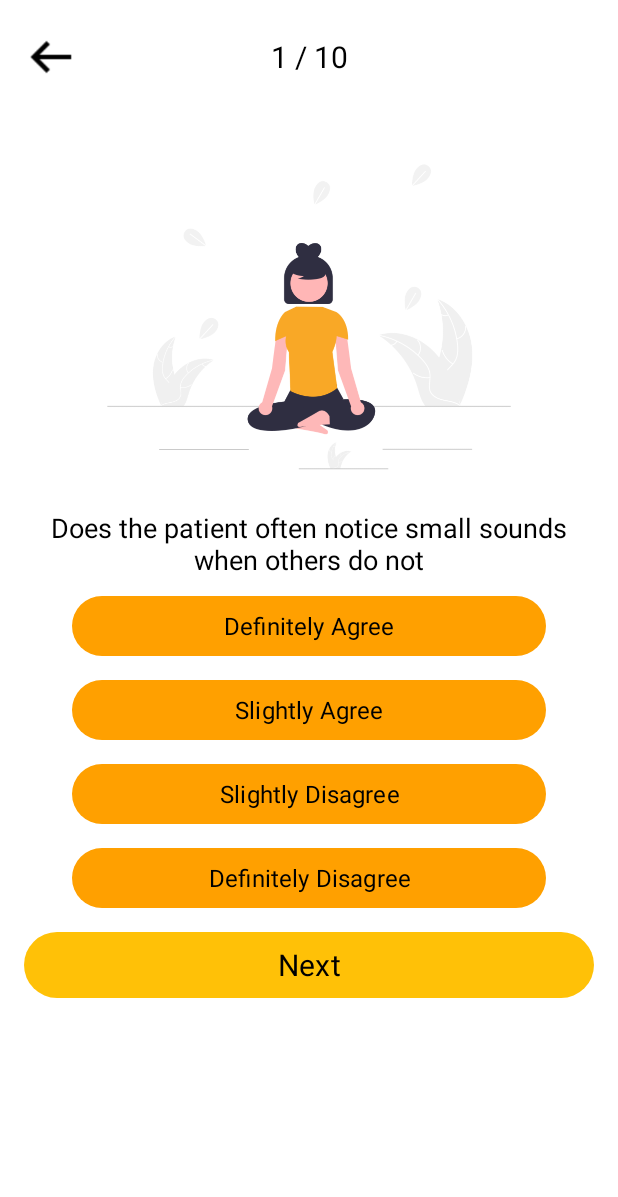
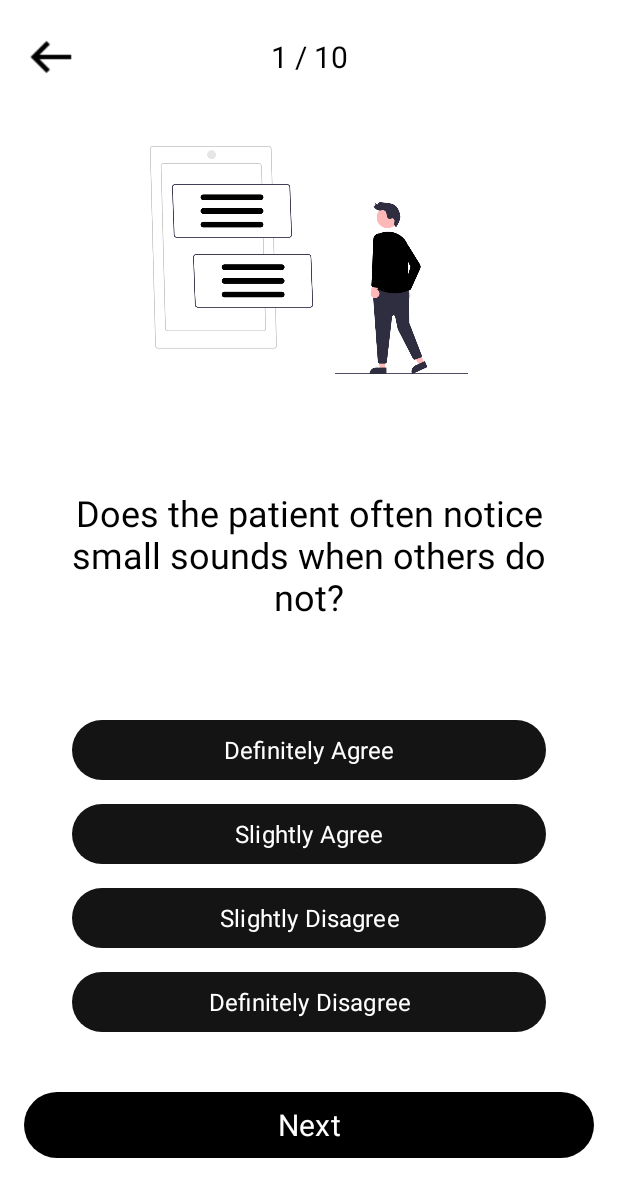
Before and after one commit to mirzatawhid/Autiscan, an Android app: the QuesAnsActivity screen opened directly, with no data from a screen before it, on a phone screen of 412 x 824 dp. Shown: the top 1197 px of the screen. Run offline under Robolectric (Android 15) with nearby library versions, the phone set to English and light mode, and no system bars; Roboto replaces fonts that are not available here; 1 statement that could not run was skipped.

Commit message:
UX Modified

```diff
--- a/app/src/main/res/layout/activity_main.xml
+++ b/app/src/main/res/layout/activity_main.xml
@@ -5,7 +5,7 @@
     android:id="@+id/main"
     android:layout_width="match_parent"
     android:layout_height="match_parent"
-    android:background="@color/bg_white"
+    android:background="@color/white"
     tools:context=".MainActivity">
 
     <EditText
--- a/app/src/main/res/layout/activity_ques_ans.xml
+++ b/app/src/main/res/layout/activity_ques_ans.xml
@@ -21,15 +21,13 @@
     <ImageView
         android:id="@+id/imageView"
         android:layout_width="0dp"
-        android:layout_height="256dp"
+        android:layout_height="180dp"
 
         android:layout_marginStart="32dp"
         android:layout_marginTop="32dp"
         android:layout_marginEnd="32dp"
-        android:layout_marginBottom="32dp"
-        android:scaleType="centerInside"
-        android:src="@drawable/quesimage"
-        app:layout_constraintBottom_toTopOf="@+id/ques_id"
+        android:scaleType="fitCenter"
+        android:src="@drawable/ques_image"
         app:layout_constraintEnd_toEndOf="parent"
         app:layout_constraintStart_toStartOf="parent"
         app:layout_constraintTop_toBottomOf="@+id/numQues" />
@@ -39,100 +37,102 @@
         android:layout_width="0dp"
         android:layout_height="wrap_content"
         android:layout_marginStart="24dp"
+        android:layout_marginTop="16dp"
         android:layout_marginEnd="24dp"
-        android:layout_marginBottom="300dp"
+        android:layout_marginBottom="16dp"
         android:fontFamily="@font/poppins_bold"
         android:text="Question"
         android:textAlignment="center"
         android:textColor="@color/black"
-        android:textSize="18sp"
-        app:layout_constraintTop_toBottomOf="@+id/imageView"
+        android:textSize="24sp"
+        app:layout_constraintBottom_toTopOf="@+id/dAgreeOption"
         app:layout_constraintEnd_toEndOf="parent"
-        app:layout_constraintStart_toStartOf="parent" />
+        app:layout_constraintStart_toStartOf="parent"
+        app:layout_constraintTop_toBottomOf="@+id/imageView" />
 
     <Button
         android:id="@+id/dAgreeOption"
         android:layout_width="match_parent"
         android:layout_height="48dp"
-        android:layout_marginTop="8dp"
         android:layout_marginStart="48dp"
         android:layout_marginEnd="48dp"
+        android:layout_marginBottom="8dp"
         android:fontFamily="@font/poppins_bold"
         android:text="Definitely Agree"
-        android:textColor="@color/black"
+        android:textColor="@color/white"
         android:textSize="16sp"
-        app:backgroundTint="#FFA000"
+        app:backgroundTint="@color/appColorBlack"
+        app:layout_constraintBottom_toTopOf="@+id/agreeOption"
         app:layout_constraintEnd_toEndOf="parent"
         app:layout_constraintHorizontal_bias="0.502"
-        app:layout_constraintStart_toStartOf="parent"
-        app:layout_constraintTop_toBottomOf="@+id/ques_id" />
+        app:layout_constraintStart_toStartOf="parent" />
 
     <Button
         android:id="@+id/agreeOption"
         android:layout_width="match_parent"
         android:layout_height="48dp"
-        android:layout_marginTop="8dp"
         android:layout_marginStart="48dp"
         android:layout_marginEnd="48dp"
+        android:layout_marginBottom="8dp"
         android:fontFamily="@font/poppins_bold"
         android:text="Slightly Agree"
-        android:textColor="@color/black"
+        android:textColor="@color/white"
         android:textSize="16sp"
-        app:backgroundTint="#FFA000"
+        app:backgroundTint="@color/appColorBlack"
+        app:layout_constraintBottom_toTopOf="@+id/disagreeOption"
         app:layout_constraintEnd_toEndOf="parent"
-        app:layout_constraintStart_toStartOf="parent"
-        app:layout_constraintTop_toBottomOf="@+id/dAgreeOption" />
+        app:layout_constraintStart_toStartOf="parent" />
 
     <Button
         android:id="@+id/disagreeOption"
         android:layout_width="match_parent"
         android:layout_height="48dp"
-        android:layout_marginTop="8dp"
         android:layout_marginStart="48dp"
         android:layout_marginEnd="48dp"
+        android:layout_marginBottom="8dp"
         android:fontFamily="@font/poppins_bold"
         android:text="Slightly Disagree"
-        android:textColor="@color/black"
+        android:textColor="@color/white"
         android:textSize="16sp"
-        app:backgroundTint="#FFA000"
+        app:backgroundTint="@color/appColorBlack"
+        app:layout_constraintBottom_toTopOf="@+id/d_disagreeOption"
         app:layout_constraintEnd_toEndOf="parent"
         app:layout_constraintHorizontal_bias="0.502"
-        app:layout_constraintStart_toStartOf="parent"
-        app:layout_constraintTop_toBottomOf="@+id/agreeOption" />
+        app:layout_constraintStart_toStartOf="parent" />
 
     <Button
         android:id="@+id/d_disagreeOption"
         android:layout_width="match_parent"
         android:layout_height="48dp"
-        android:layout_marginTop="8dp"
         android:layout_marginStart="48dp"
         android:layout_marginEnd="48dp"
+        android:layout_marginBottom="32dp"
         android:fontFamily="@font/poppins_bold"
         android:text="Definitely Disagree"
-        android:textColor="@color/black"
+        android:textColor="@color/white"
         android:textSize="16sp"
-        app:backgroundTint="#FFA000"
+        app:backgroundTint="@color/appColorBlack"
+        app:layout_constraintBottom_toTopOf="@+id/next_Option"
         app:layout_constraintEnd_toEndOf="parent"
         app:layout_constraintHorizontal_bias="0.502"
-        app:layout_constraintStart_toStartOf="parent"
-        app:layout_constraintTop_toBottomOf="@+id/disagreeOption" />
+        app:layout_constraintStart_toStartOf="parent" />
 
     <Button
         android:id="@+id/next_Option"
         android:layout_width="0dp"
         android:layout_height="52dp"
         android:layout_marginStart="16dp"
-        android:layout_marginTop="8dp"
         android:layout_marginEnd="16dp"
+        android:layout_marginBottom="48dp"
         android:fontFamily="@font/poppins_bold"
         android:text="Next"
-        android:textColor="@color/black"
+        android:textColor="@color/white"
         android:textSize="20sp"
-        app:backgroundTint="#FFC107"
+        app:backgroundTint="@color/black"
+        app:layout_constraintBottom_toBottomOf="parent"
         app:layout_constraintEnd_toEndOf="parent"
         app:layout_constraintHorizontal_bias="0.502"
-        app:layout_constraintStart_toStartOf="parent"
-        app:layout_constraintTop_toBottomOf="@+id/d_disagreeOption" />
+        app:layout_constraintStart_toStartOf="parent" />
 
     <TextView
         android:id="@+id/numQues"
--- a/app/src/main/res/values/colors.xml
+++ b/app/src/main/res/values/colors.xml
@@ -3,4 +3,6 @@
     <color name="black">#FF000000</color>
     <color name="white">#FFFFFFFF</color>
     <color name="bg_white">#F2F2F2</color>
+    <color name="appColorBlack">#141414</color>
+    <color name="appColorBlackSelected">#CF141414</color>
 </resources>
```
Also changed, not shown: app/src/main/java/com/example/autismdetector/QuesAnsActivity.kt (+37 -18 lines), app/src/main/java/com/example/autismdetector/ResultActivity.kt (+20 -3 lines), app/src/main/res/layout/activity_result.xml (+34 -4 lines), app/src/main/res/drawable/ques_image.png (added), app/src/main/res/drawable/quesimage.png (deleted), app/src/main/res/drawable/result_image.png (added).
